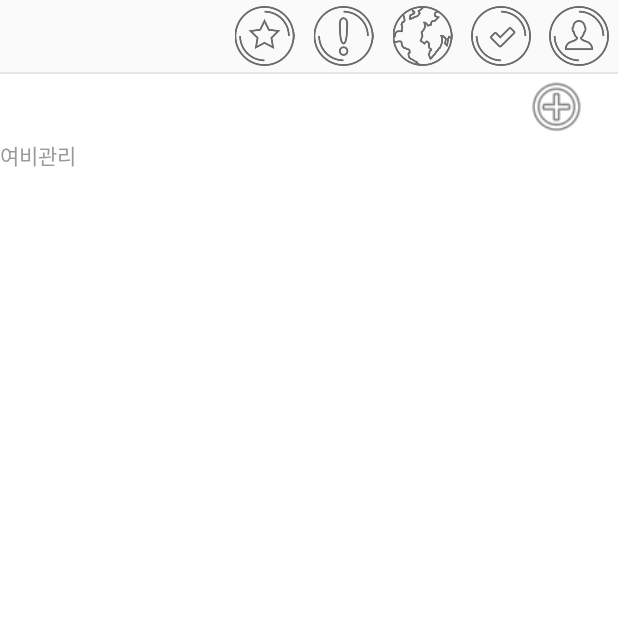
After one commit to Zarazio/android_travel_log, an Android app: the SmartCostActivity screen opened directly, with no data from a screen before it, on a phone screen of 412 x 824 dp, the top half of it. The commit adds this screen. Run offline under Robolectric (Android 15) with nearby library versions, the phone set to English and light mode, and no system bars.

Commit message:
여행일정관련 액티비티 추가
작업내역

수정===========================================================================
manifest.xml 수정
 - 추가된 xml, java입력

main.xml 수정
 - 옵션부분 색상수정

main.java 수정
 - travel_story로 액티비티 전환 메소드 추가(164행)

추가===========================================================================
travel_story.xml, java 추가 (일정)
smart_cost.xml, java 추가 (여비)
travel_map.xml, java 추가 (지도)
travel_supply.xml, java 추가 (준비물)
travel_group.xml, java 추가 (그룹)

```diff
--- a/Travel_Log/app/src/main/java/turn/zio/zara/travel_log/MainActivity.java
+++ b/Travel_Log/app/src/main/java/turn/zio/zara/travel_log/MainActivity.java
@@ -161,6 +161,12 @@ public class MainActivity extends AppCompatActivity {
         }
         return address;
     }
+    // 메인 -> 트레벌 스토리 이동
+    public void travel_Story(View view){
+        Intent intent = new Intent(this, TravelStoryActivity.class);
+
+        startActivity(intent);
+    }
     public void log_Write(View view){
         Intent intent = new Intent(this, Life_LogActivity.class);
         startActivity(intent);
--- /dev/null
+++ b/Travel_Log/app/src/main/java/turn/zio/zara/travel_log/SmartCostActivity.java
@@ -0,0 +1,44 @@
+package turn.zio.zara.travel_log;
+
+import android.content.Intent;
+import android.os.Bundle;
+import android.support.v7.app.AppCompatActivity;
+import android.view.View;
+
+/**
+ * Created by Hoonhoon94 on 2017-06-08.
+ */
+
+public class SmartCostActivity extends AppCompatActivity {
+    @Override
+    public void onCreate(Bundle saveInstanceState){
+        super.onCreate(saveInstanceState);
+        setContentView(R.layout.activity_smart_cost);
+    }
+
+    // 액티비티 전환시 애니메이션 제거
+    public void onResume(){
+        this.overridePendingTransition(0,0);
+        super.onResume();
+    }
+
+    public void travel_Story(View view){
+        Intent intent = new Intent(this, TravelStoryActivity.class);
+        startActivity(intent);
+    }
+
+    public void travel_Map(View view){
+        Intent intent = new Intent(this, TravelMapActivity.class);
+        startActivity(intent);
+    }
+
+    public void travel_Supply(View view){
+        Intent intent = new Intent(this, TravelSupplyActivity.class);
+        startActivity(intent);
+    }
+
+    public void travel_Group(View view){
+        Intent intent = new Intent(this, TravelGroupActivity.class);
+        startActivity(intent);
+    }
+}
--- /dev/null
+++ b/Travel_Log/app/src/main/res/layout/activity_smart_cost.xml
@@ -0,0 +1,101 @@
+<?xml version="1.0" encoding="utf-8"?>
+<LinearLayout xmlns:android="http://schemas.android.com/apk/res/android"
+    xmlns:app="http://schemas.android.com/apk/res-auto"
+    android:orientation="vertical" android:layout_width="match_parent"
+    android:layout_height="match_parent" android:background="#fafafa">
+
+    <LinearLayout
+        android:layout_width="match_parent"
+        android:layout_height="48dp"
+        android:layout_marginLeft="150dp"
+        android:background="#fafafa"
+        android:orientation="horizontal">
+
+        <ImageView
+            android:id="@+id/storyDisplay"
+            android:layout_width="wrap_content"
+            android:layout_height="wrap_content"
+            android:layout_margin="4dp"
+            android:layout_weight="1"
+            android:background="#fafafa"
+            android:onClick="travel_Story"
+            app:srcCompat="@drawable/story" />
+
+        <ImageView
+            android:id="@+id/moneyDisplay"
+            android:layout_width="wrap_content"
+            android:layout_height="wrap_content"
+            android:layout_margin="4dp"
+            android:layout_weight="1"
+            android:background="#fafafa"
+            app:srcCompat="@drawable/money1" />
+
+        <ImageView
+            android:id="@+id/mapDisplay"
+            android:layout_width="wrap_content"
+            android:layout_height="wrap_content"
+            android:layout_margin="4dp"
+            android:layout_weight="1"
+            android:background="#fafafa"
+            android:onClick="travel_Map"
+            app:srcCompat="@drawable/map" />
+
+        <ImageView
+            android:id="@+id/supplyDisplay"
+            android:layout_width="wrap_content"
+            android:layout_height="wrap_content"
+            android:layout_margin="4dp"
+            android:layout_weight="1"
+            android:background="#fafafa"
+            android:onClick="travel_Supply"
+            app:srcCompat="@drawable/supply1" />
+
+        <ImageView
+            android:id="@+id/groupDisplay"
+            android:layout_width="wrap_content"
+            android:layout_height="wrap_content"
+            android:layout_margin="4dp"
+            android:layout_weight="1"
+            android:background="#fafafa"
+            android:onClick="travel_Group"
+            app:srcCompat="@drawable/group1" />
+    </LinearLayout>
+
+    <View
+        android:id="@+id/view"
+        android:layout_width="fill_parent"
+        android:layout_height="1dip"
+        android:background="#e6e6e6" />
+
+    <LinearLayout
+        android:layout_width="match_parent"
+        android:layout_height="43dp"
+        android:orientation="horizontal" >
+
+        <TextView
+            android:id="@+id/travelTitle"
+            android:layout_width="330dp"
+            android:layout_height="match_parent"
+            android:text="Title" />
+
+        <ImageView
+            android:id="@+id/imageView10"
+            android:layout_width="wrap_content"
+            android:layout_height="match_parent"
+            android:layout_weight="0.07"
+            app:srcCompat="@android:drawable/ic_menu_add" />
+    </LinearLayout>
+
+    <ScrollView
+        android:layout_width="match_parent"
+        android:layout_height="match_parent">
+
+        <TextView
+            android:id="@+id/textView2"
+            android:layout_width="match_parent"
+            android:layout_height="wrap_content"
+            android:textColor="#999999"
+            android:text="여비관리" />
+    </ScrollView>
+
+</LinearLayout>
--- a/Travel_Log/build.gradle
+++ b/Travel_Log/build.gradle
@@ -5,7 +5,7 @@ buildscript {
         jcenter()
     }
     dependencies {
-        classpath 'com.android.tools.build:gradle:2.3.1'
+        classpath 'com.android.tools.build:gradle:2.3.3'
         // NOTE: Do not place your application dependencies here; they belong
         // in the individual module build.gradle files
     }
```
Also changed, not shown: Travel_Log/app/src/main/AndroidManifest.xml (+9 -0 lines), Travel_Log/app/src/main/java/turn/zio/zara/travel_log/TravelGroupActivity.java (added, +44 -0 lines), Travel_Log/app/src/main/java/turn/zio/zara/travel_log/TravelMapActivity.java (added, +44 -0 lines), Travel_Log/app/src/main/java/turn/zio/zara/travel_log/TravelStoryActivity.java (added, +45 -0 lines), Travel_Log/app/src/main/java/turn/zio/zara/travel_log/TravelSupplyActivity.java (added, +44 -0 lines), Travel_Log/app/src/main/res/layout/activity_main.xml (+6 -1 lines), Travel_Log/app/src/main/res/layout/activity_travel_group.xml (added, +101 -0 lines), Travel_Log/app/src/main/res/layout/activity_travel_map.xml (added, +82 -0 lines), Travel_Log/app/src/main/res/layout/activity_travel_story.xml (added, +95 -0 lines), Travel_Log/app/src/main/res/layout/activity_travel_supply.xml (added, +101 -0 lines), Travel_Log/app/src/main/res/drawable/group1.png (added), Travel_Log/app/src/main/res/drawable/map.png (added), Travel_Log/app/src/main/res/drawable/money1.png (added), Travel_Log/app/src/main/res/drawable/story.png (added), 1 more files.
